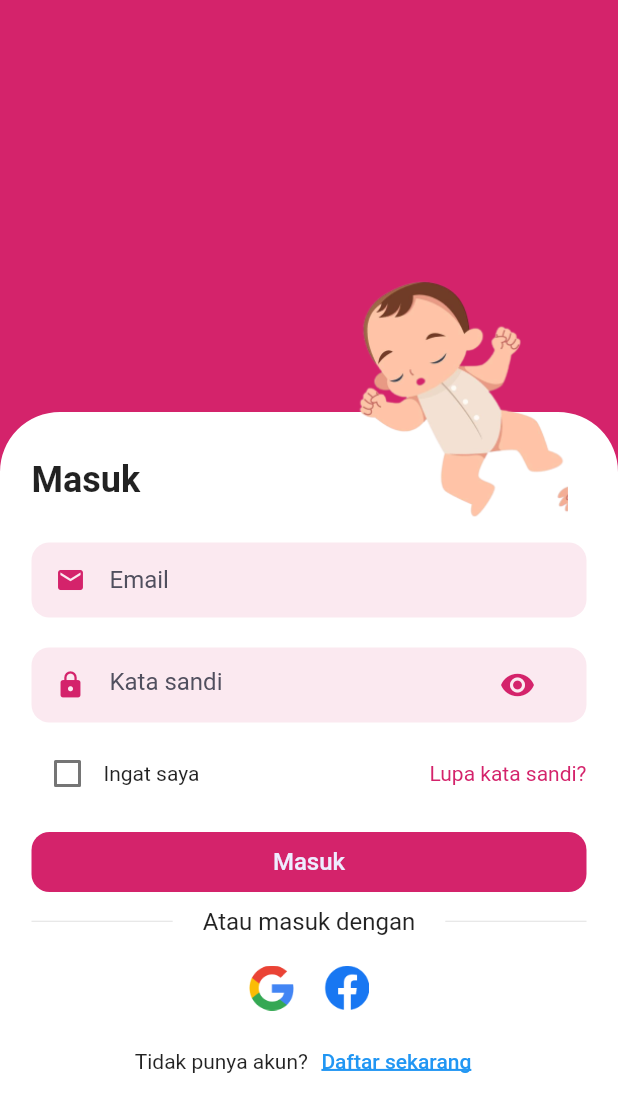
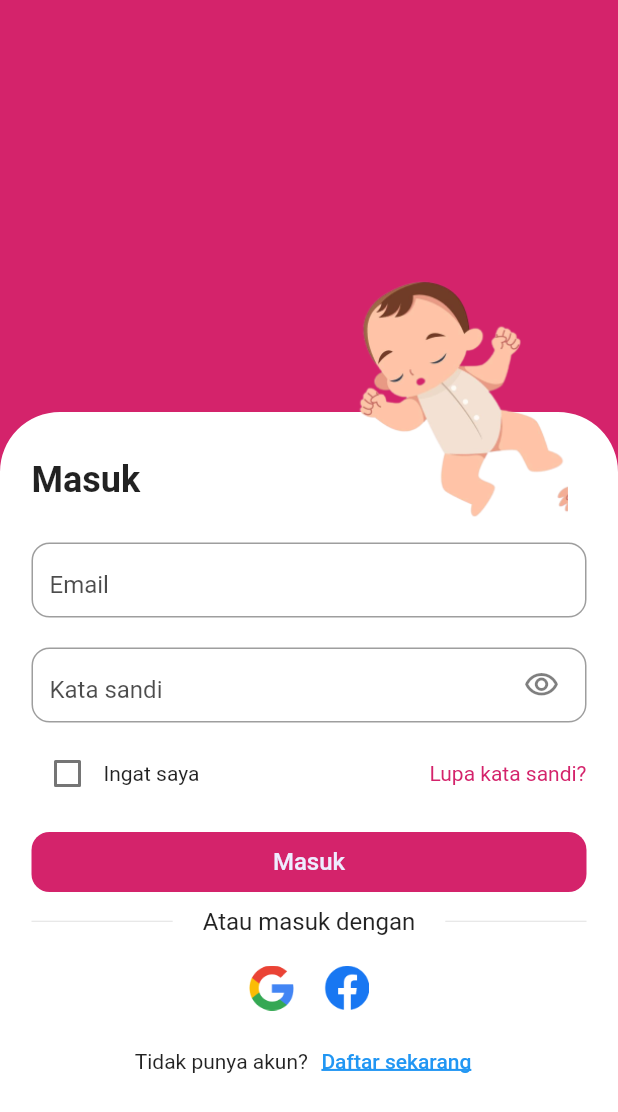
Before and after one commit to yaminmuhammad/pedikia-apps, a Flutter app: the screen it shows after launch, on a phone screen of 412 x 824 dp. Shown: the top 1112 px of the screen. Run offline on Flutter 3.47's test engine with Material 2 defaults, Android fonts, the light colour scheme and no system bars; our stand-ins replace carousel_slider, flutter_datetime_picker, get, google_fonts, lottie.

Commit message:
update sign in page

```diff
--- a/lib/pages/sign_in_page.dart
+++ b/lib/pages/sign_in_page.dart
@@ -71,74 +71,78 @@ class _SignInPageState extends State<SignInPage> {
                           ),
                           Container(
                             height: 50,
-                            padding: EdgeInsets.symmetric(
-                              horizontal: 16,
-                            ),
                             decoration: BoxDecoration(
-                              color: secondaryColor,
+                              color: Colors.white,
                               borderRadius: BorderRadius.circular(12),
                             ),
                             child: Center(
-                              child: Row(
-                                children: [
-                                  Icon(
-                                    Icons.email,
-                                    color: primaryColor,
-                                    size: 20,
+                              child: Expanded(
+                                child: TextFormField(
+                                  keyboardType: TextInputType.emailAddress,
+                                  style: subtitleTextStyle,
+                                  decoration: InputDecoration(
+                                    alignLabelWithHint: true,
+                                    labelText: 'Email',
+                                    labelStyle: TextStyle(
+                                        color: Colors.black.withOpacity(0.7)
                                     ),
-                                  SizedBox(
-                                    width: 16,
+                                    border: OutlineInputBorder(
+                                      borderRadius: BorderRadius.circular(12),
+                                      borderSide: const BorderSide(
+                                        color: Color.fromARGB(1, 187, 186, 186),
+                                        width: 1.5,
                                       ),
-                                  Expanded(
-                                    child: TextFormField(
-                                      style: subtitleTextStyle,
-                                      decoration: InputDecoration.collapsed(
-                                        hintText: 'Email',
-                                        hintStyle: subtitleTextStyle,
+                                    ),
+                                    focusedBorder: OutlineInputBorder(
+                                        borderRadius: BorderRadius.circular(12),
+                                        borderSide: BorderSide(color: primaryColor)
                                     ),
                                   ),
                                 ),
-                                ],
                               ),
                             ),
                           ),
                           SizedBox(height: 20.0),
                           Container(
                             height: 50,
-                            padding: EdgeInsets.symmetric(
-                              horizontal: 16,
-                            ),
                             decoration: BoxDecoration(
-                              color: secondaryColor,
+                              color: Colors.white,
                               borderRadius: BorderRadius.circular(12),
                             ),
                             child: Center(
-                              child: Row(
-                                children: [
-                                  Icon(
-                                    Icons.lock,
-                                    color: primaryColor,
-                                    size: 20,
-                                  ),
-                                  SizedBox(
-                                    width: 16,
-                                  ),
-                                  Expanded(
+                              child: Expanded(
                                 child: TextFormField(
+                                  keyboardType: TextInputType.visiblePassword,
                                   style: subtitleTextStyle,
                                   obscureText: _isObscured,
                                   decoration: InputDecoration(
+                                    alignLabelWithHint: true,
+                                    labelText: 'Kata sandi',
+                                    labelStyle: TextStyle(
+                                        color: Colors.black.withOpacity(0.7)
+                                    ),
+                                    border: OutlineInputBorder(
+                                      borderRadius: BorderRadius.circular(12),
+                                      borderSide: const BorderSide(
+                                        color: Color.fromARGB(1, 187, 186, 186),
+                                        width: 1.5,
+                                      ),
+                                    ),
+                                    focusedBorder: OutlineInputBorder(
+                                        borderRadius: BorderRadius.circular(12),
+                                        borderSide: BorderSide(color: primaryColor)
+                                    ),
                                     suffixIcon: IconButton(
                                       padding: EdgeInsetsDirectional.only(
                                           end: 12),
                                       icon: _isObscured
                                           ? Icon(
-                                                  Icons.visibility,
-                                                  color: primaryColor,
+                                        Icons.visibility_outlined,
+                                        color: Colors.black.withOpacity(0.5),
                                       )
                                           : Icon(
                                         Icons.visibility_off_outlined,
-                                                  color: primaryColor,
+                                        color: Colors.black.withOpacity(0.5),
                                       ),
                                       onPressed: () {
                                         setState(() {
@@ -146,13 +150,8 @@ class _SignInPageState extends State<SignInPage> {
                                         });
                                       },
                                     ),
-                                        border: InputBorder.none,
-                                        hintText: 'Kata sandi',
-                                        hintStyle: subtitleTextStyle,
                                   ),
                                 ),
-                                  ),
-                                ],
                               ),
                             ),
                           ),
@@ -216,7 +215,6 @@ class _SignInPageState extends State<SignInPage> {
                             height: 10,
                           ),
                           Row(
-                            // ignore: prefer_const_literals_to_create_immutables
                             children: <Widget>[
                               Expanded(
                                 child: Container(
```
Lines whose indentation alone changed are shown as unchanged.
